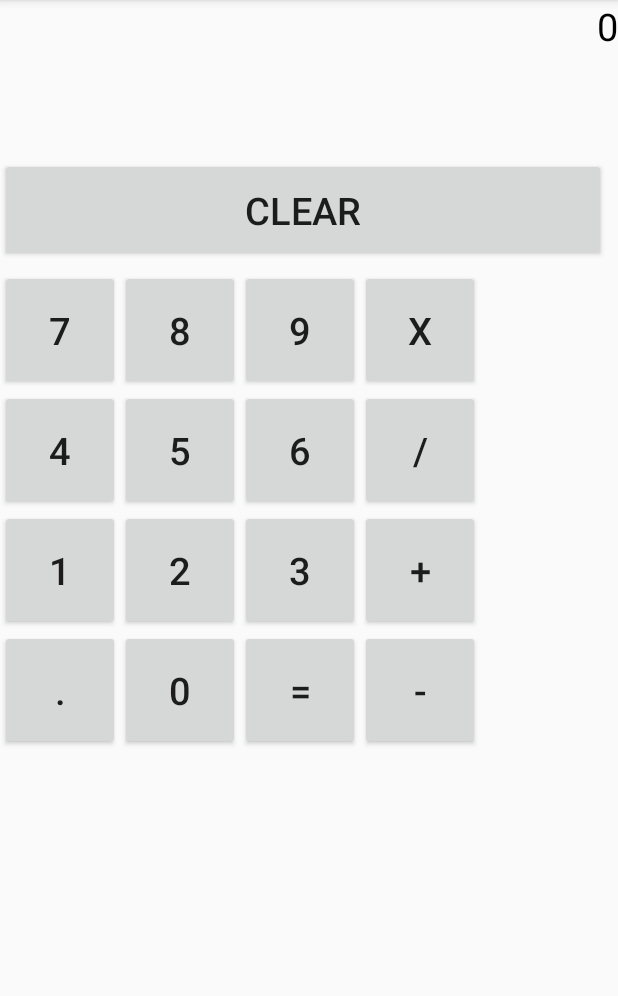
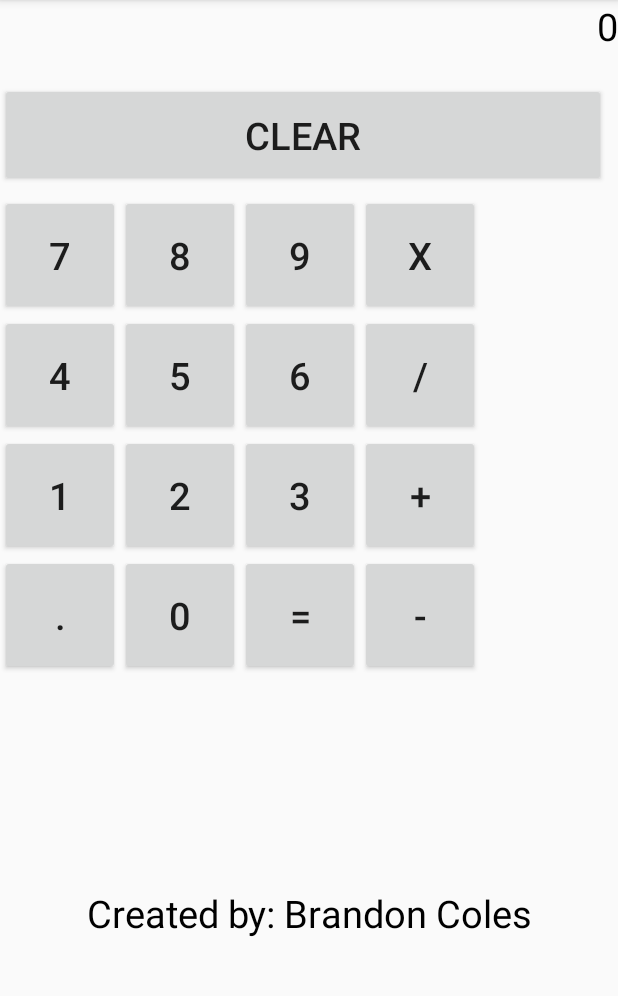
Before and after one commit to brandonjc24/Android-Projects, an Android app: the screen it shows after launch (MainActivity), on a phone screen of 412 x 824 dp, the part 84-1080 px from its top. Run offline under Robolectric (Android 15) with nearby library versions, the phone set to English and light mode, and no system bars.

Commit message:
Small fixes

```diff
--- a/Calculator/app/src/main/res/layout/activity_main.xml
+++ b/Calculator/app/src/main/res/layout/activity_main.xml
@@ -7,7 +7,9 @@
     <!-- Result text view -->
     <LinearLayout
         android:layout_width="fill_parent"
-        android:layout_height="100dp">
+        android:layout_height="50dp"
+        android:paddingBottom="10dp">
+
         <TextView
             android:id="@+id/Result_Text_view"
             android:layout_width="fill_parent"
@@ -209,5 +211,21 @@
             android:textSize="@dimen/text_Size"/>
     </LinearLayout>
 
+    <LinearLayout
+        android:layout_width="match_parent"
+        android:layout_height="match_parent">
+
+        <TextView
+            android:id="@+id/Made_By_View"
+            android:layout_width="fill_parent"
+            android:layout_height="fill_parent"
+            android:textColor="#000000"
+            android:layout_gravity="center"
+            android:textSize="@dimen/text_Size"
+            android:gravity="center"
+            android:text="Created by: Brandon Coles"
+            />
+
+    </LinearLayout>
 
 </LinearLayout>
```
